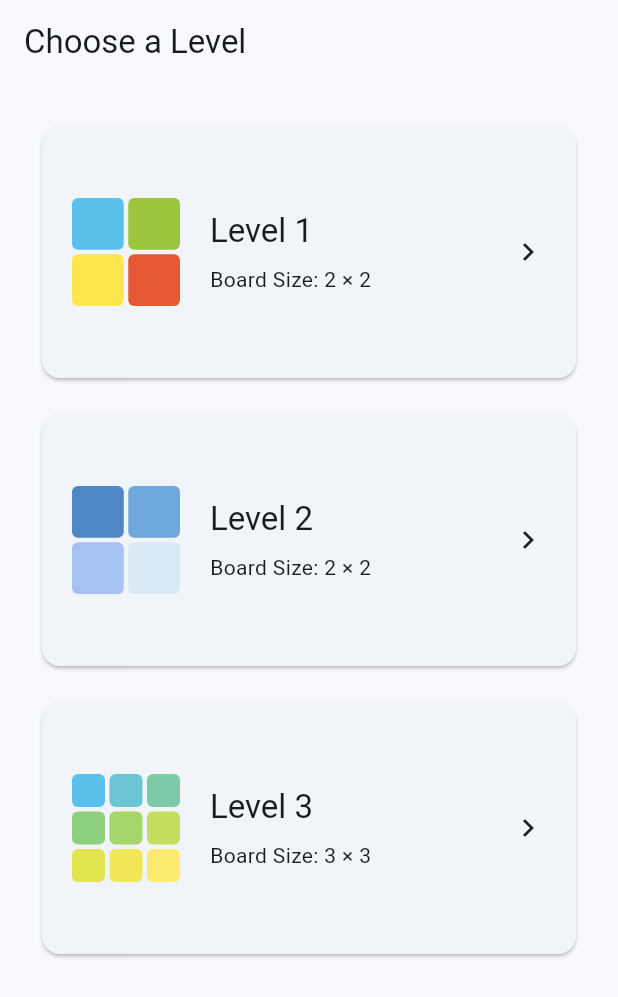
After one commit to Berilblks/Pixel-Harmony, a Flutter app: the LevelSelectScreen screen opened by its route, on a phone screen of 412 x 824 dp. The commit adds this screen. Shown: the top 997 px of the screen. Run offline on Flutter 3.47's test engine with Material 3 defaults, Android fonts, the phone set to English and light mode, and no system bars; our stand-ins replace flutter_riverpod, go_router; missing offline and left inert: flame.

Commit message:
feat: add level selection flow

```diff
--- a/flutter_app/lib/app/router/app_router.dart
+++ b/flutter_app/lib/app/router/app_router.dart
@@ -2,10 +2,12 @@ import 'package:flutter_riverpod/flutter_riverpod.dart';
 import 'package:go_router/go_router.dart';
 import 'package:pixel_harmony/features/gameplay/presentation/gameplay_screen.dart';
 import 'package:pixel_harmony/features/home/presentation/home_screen.dart';
+import 'package:pixel_harmony/features/level_select/presentation/level_select_screen.dart';
 import 'package:pixel_harmony/game/levels/level_catalog.dart';
 
 abstract final class AppRoutes {
   static const home = 'home';
+  static const levelSelect = 'level-select';
   static const gameplay = 'gameplay';
 }
 
@@ -18,11 +20,16 @@ final appRouterProvider = Provider<GoRouter>((ref) {
         builder: (context, state) => const HomeScreen(),
       ),
       GoRoute(
+        path: '/levels',
+        name: AppRoutes.levelSelect,
+        builder: (context, state) => const LevelSelectScreen(),
+      ),
+      GoRoute(
         path: '/gameplay/:levelId',
         name: AppRoutes.gameplay,
         builder:
             (context, state) => GameplayScreen(
-              level: LevelCatalog.byId(state.pathParameters['levelId']!),
+              level: LevelCatalog.findById(state.pathParameters['levelId']!),
             ),
       ),
     ],
--- a/flutter_app/lib/core/localization/app_en.arb
+++ b/flutter_app/lib/core/localization/app_en.arb
@@ -17,5 +17,9 @@
   "completionContinue": "Continue",
   "level1Label": "Level 1",
   "level2Label": "Level 2",
-  "level3Label": "Level 3"
+  "level3Label": "Level 3",
+  "chooseLevel": "Choose a Level",
+  "boardSizeLabel": "Board Size",
+  "levelNotFound": "Level not found",
+  "backToLevels": "Back to Levels"
 }
--- a/flutter_app/lib/core/localization/app_localizations.dart
+++ b/flutter_app/lib/core/localization/app_localizations.dart
@@ -163,6 +163,30 @@ abstract class AppLocalizations {
   /// In en, this message translates to:
   /// **'Level 3'**
   String get level3Label;
+
+  /// No description provided for @chooseLevel.
+  ///
+  /// In en, this message translates to:
+  /// **'Choose a Level'**
+  String get chooseLevel;
+
+  /// No description provided for @boardSizeLabel.
+  ///
+  /// In en, this message translates to:
+  /// **'Board Size'**
+  String get boardSizeLabel;
+
+  /// No description provided for @levelNotFound.
+  ///
+  /// In en, this message translates to:
+  /// **'Level not found'**
+  String get levelNotFound;
+
+  /// No description provided for @backToLevels.
+  ///
+  /// In en, this message translates to:
+  /// **'Back to Levels'**
+  String get backToLevels;
 }
 
 class _AppLocalizationsDelegate
--- a/flutter_app/lib/core/localization/app_localizations_en.dart
+++ b/flutter_app/lib/core/localization/app_localizations_en.dart
@@ -42,4 +42,16 @@ class AppLocalizationsEn extends AppLocalizations {
 
   @override
   String get level3Label => 'Level 3';
+
+  @override
+  String get chooseLevel => 'Choose a Level';
+
+  @override
+  String get boardSizeLabel => 'Board Size';
+
+  @override
+  String get levelNotFound => 'Level not found';
+
+  @override
+  String get backToLevels => 'Back to Levels';
 }
--- a/flutter_app/lib/core/localization/app_tr.arb
+++ b/flutter_app/lib/core/localization/app_tr.arb
@@ -17,5 +17,9 @@
   "completionContinue": "Devam Et",
   "level1Label": "Seviye 1",
   "level2Label": "Seviye 2",
-  "level3Label": "Seviye 3"
+  "level3Label": "Seviye 3",
+  "chooseLevel": "Bir Seviye Seç",
+  "boardSizeLabel": "Tahta Boyutu",
+  "levelNotFound": "Seviye bulunamadı",
+  "backToLevels": "Seviyelere Dön"
 }
--- /dev/null
+++ b/flutter_app/lib/features/level_select/presentation/level_select_screen.dart
@@ -0,0 +1,150 @@
+import 'package:flutter/material.dart';
+import 'package:go_router/go_router.dart';
+import 'package:pixel_harmony/app/router/app_router.dart';
+import 'package:pixel_harmony/core/localization/app_localizations.dart';
+import 'package:pixel_harmony/game/levels/level_catalog.dart';
+import 'package:pixel_harmony/game/levels/level_definition.dart';
+
+class LevelSelectScreen extends StatelessWidget {
+  const LevelSelectScreen({super.key});
+
+  @override
+  Widget build(BuildContext context) {
+    final localizations = AppLocalizations.of(context);
+
+    return Scaffold(
+      appBar: AppBar(title: Text(localizations.chooseLevel)),
+      body: LayoutBuilder(
+        builder: (context, constraints) {
+          final columnCount = switch (constraints.maxWidth) {
+            >= 840 => 3,
+            >= 560 => 2,
+            _ => 1,
+          };
+
+          return GridView.builder(
+            key: const Key('levelSelectGrid'),
+            padding: const EdgeInsets.all(24),
+            gridDelegate: SliverGridDelegateWithFixedCrossAxisCount(
+              crossAxisCount: columnCount,
+              mainAxisExtent: 176,
+              mainAxisSpacing: 16,
+              crossAxisSpacing: 16,
+            ),
+            itemCount: LevelCatalog.levels.length,
+            itemBuilder: (context, index) {
+              final level = LevelCatalog.levels[index];
+              return _LevelCard(
+                level: level,
+                label: _localizedLevelName(localizations, level),
+                boardSizeLabel: localizations.boardSizeLabel,
+                onTap:
+                    () => context.pushNamed(
+                      AppRoutes.gameplay,
+                      pathParameters: {'levelId': level.id},
+                    ),
+              );
+            },
+          );
+        },
+      ),
+    );
+  }
+
+  String _localizedLevelName(
+    AppLocalizations localizations,
+    LevelDefinition level,
+  ) {
+    return switch (level.nameKey) {
+      LevelNameKeys.level1 => localizations.level1Label,
+      LevelNameKeys.level2 => localizations.level2Label,
+      LevelNameKeys.level3 => localizations.level3Label,
+      _ => throw StateError('Unknown level name key: ${level.nameKey}'),
+    };
+  }
+}
+
+class _LevelCard extends StatelessWidget {
+  const _LevelCard({
+    required this.level,
+    required this.label,
+    required this.boardSizeLabel,
+    required this.onTap,
+  });
+
+  final LevelDefinition level;
+  final String label;
+  final String boardSizeLabel;
+  final VoidCallback onTap;
+
+  @override
+  Widget build(BuildContext context) {
+    return Card(
+      clipBehavior: Clip.antiAlias,
+      elevation: 1,
+      child: InkWell(
+        key: Key('levelCard_${level.id}'),
+        onTap: onTap,
+        child: Padding(
+          padding: const EdgeInsets.all(20),
+          child: Row(
+            children: [
+              _LevelColorPreview(level: level),
+              const SizedBox(width: 20),
+              Expanded(
+                child: Column(
+                  mainAxisAlignment: MainAxisAlignment.center,
+                  crossAxisAlignment: CrossAxisAlignment.start,
+                  children: [
+                    Text(label, style: Theme.of(context).textTheme.titleLarge),
+                    const SizedBox(height: 8),
+                    Text(
+                      '$boardSizeLabel: ${level.boardSize} × ${level.boardSize}',
+                      key: Key('levelBoardSize_${level.id}'),
+                    ),
+                  ],
+                ),
+              ),
+              const Icon(Icons.chevron_right),
+            ],
+          ),
+        ),
+      ),
+    );
+  }
+}
+
+class _LevelColorPreview extends StatelessWidget {
+  const _LevelColorPreview({required this.level});
+
+  final LevelDefinition level;
+
+  @override
+  Widget build(BuildContext context) {
+    final tilesById = {for (final tile in level.tiles) tile.id: tile};
+    final orderedTiles = [
+      for (final id in level.solutionTileOrder) tilesById[id]!,
+    ];
+
+    return SizedBox.square(
+      dimension: 72,
+      child: GridView.builder(
+        physics: const NeverScrollableScrollPhysics(),
+        gridDelegate: SliverGridDelegateWithFixedCrossAxisCount(
+          crossAxisCount: level.boardSize,
+          mainAxisSpacing: 3,
+          crossAxisSpacing: 3,
+        ),
+        itemCount: orderedTiles.length,
+        itemBuilder: (context, index) {
+          return DecoratedBox(
+            decoration: BoxDecoration(
+              color: Color(orderedTiles[index].colorValue),
+              borderRadius: BorderRadius.circular(4),
+            ),
+          );
+        },
+      ),
+    );
+  }
+}
--- a/flutter_app/lib/game/levels/level_catalog.dart
+++ b/flutter_app/lib/game/levels/level_catalog.dart
@@ -95,9 +95,19 @@ abstract final class LevelCatalog {
   ]);
 
   static LevelDefinition byId(String id) {
-    return levels.firstWhere(
-      (level) => level.id == id,
-      orElse: () => throw ArgumentError.value(id, 'id', 'Unknown level ID.'),
-    );
+    final level = findById(id);
+    if (level == null) {
+      throw ArgumentError.value(id, 'id', 'Unknown level ID.');
+    }
+    return level;
+  }
+
+  static LevelDefinition? findById(String id) {
+    for (final level in levels) {
+      if (level.id == id) {
+        return level;
+      }
+    }
+    return null;
   }
 }
```
Also changed, not shown: flutter_app/lib/core/localization/app_localizations_tr.dart (+12 -0 lines), flutter_app/lib/features/gameplay/presentation/gameplay_screen.dart (+55 -8 lines), flutter_app/lib/features/home/presentation/home_screen.dart (+5 -26 lines), 2 other files.
